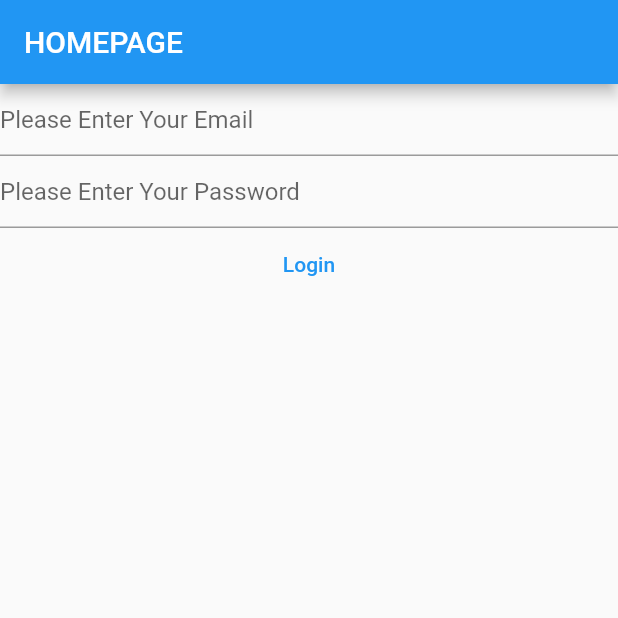
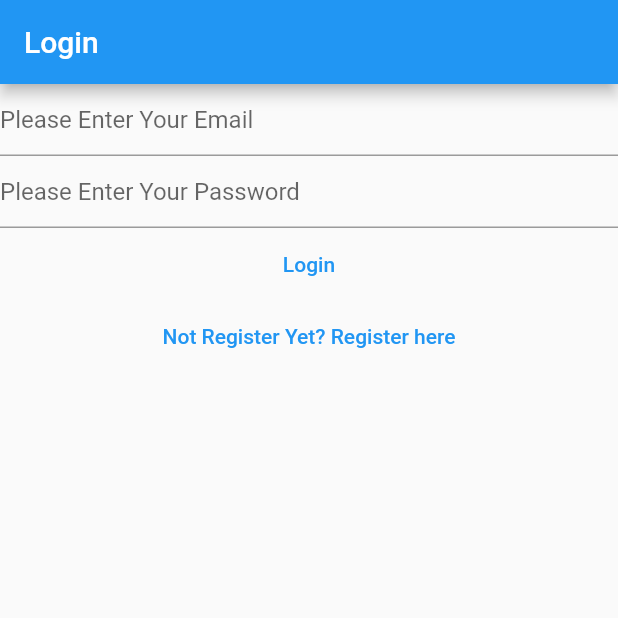
Before and after one commit to GlitchAyub/mynotes, a Flutter app: the screen it shows after launch, on a phone screen of 412 x 824 dp, the top half of it. Run offline on Flutter 3.47's test engine with Material 2 defaults, Android fonts, the phone set to English and light mode, and no system bars; our stand-ins replace firebase_auth, firebase_core; accounts and stored records are empty.

Commit message:
login and register views has beem added

```diff
--- a/lib/main.dart
+++ b/lib/main.dart
@@ -2,6 +2,8 @@ import 'package:firebase_auth/firebase_auth.dart';
 import 'package:firebase_core/firebase_core.dart';
 import 'package:flutter/material.dart';
 import 'package:mynotes/views/login_view.dart';
+import 'package:mynotes/views/register_view.dart';
+import 'package:mynotes/views/verifyEmail.dart';
 
 void main() {
   WidgetsFlutterBinding.ensureInitialized();
@@ -13,6 +15,10 @@ void main() {
         primarySwatch: Colors.blue,
       ),
       home: const HomePage(),
+      routes: {
+        '/login/': (context) => const LoginView(),
+        '/register/': (context) => const RegisterView(),
+      },
     ),
   );
 }
@@ -22,57 +28,28 @@ class HomePage extends StatelessWidget {
 
   @override
   Widget build(BuildContext context) {
-    return Scaffold(
-      appBar: AppBar(
-        title: const Text('HOMEPAGE'),
-      ),
-      body: FutureBuilder(
+    return FutureBuilder(
       future: Firebase.initializeApp(),
       builder: (context, snapshot) {
         switch (snapshot.connectionState) {
           case ConnectionState.done:
-
             final currentuser = FirebaseAuth.instance.currentUser;
             print(currentuser);
-
-              // if (currentuser?.emailVerified ?? false) {
-              //   return const Text("done");
-              // } else {
-              //   return const VerifyEmailView();
-              // }
+            if (currentuser != null) {
+              if (currentuser.emailVerified) {
+                print('Email verified');
+              } else {
+                return const VerifyEmailView();
+              }
+            } else {
               return const LoginView();
-
+            }
+            return const Text('done..!');
 
           default:
-              return const Text('Loading....!');
+            return const CircularProgressIndicator();
         }
       },
-      ),
     );
   }
 }
-
-class VerifyEmailView extends StatefulWidget {
-  const VerifyEmailView({super.key});
-
-  @override
-  State<VerifyEmailView> createState() => _VerifyEmailViewState();
-}
-
-class _VerifyEmailViewState extends State<VerifyEmailView> {
-  @override
-  Widget build(BuildContext context) {
-    return Column(
-      children: [
-        const Text('please verify an Email'),
-        TextButton(
-          onPressed: () async {
-            final currentuser = FirebaseAuth.instance.currentUser;
-            await currentuser?.sendEmailVerification();
-          },
-          child: const Text('Send Email Verification'),
-        )
-      ],
-    );
-  }
-}
--- a/lib/views/login_view.dart
+++ b/lib/views/login_view.dart
@@ -31,23 +31,25 @@ class _LoginViewState extends State<LoginView> {
 
   @override
   Widget build(BuildContext context) {
-              return Column(
+    return Scaffold(
+      appBar: AppBar(title: const Text('Login')),
+      body: Column(
         children: [
           TextField(
             controller: _email,
             keyboardType: TextInputType.emailAddress,
             enableSuggestions: false,
             autocorrect: false,
-                    decoration: const InputDecoration(
-                        hintText: "Please Enter Your Email"),
+            decoration:
+                const InputDecoration(hintText: "Please Enter Your Email"),
           ),
           TextField(
             controller: _password,
             obscureText: true,
             enableSuggestions: false,
             autocorrect: false,
-                    decoration: const InputDecoration(
-                        hintText: "Please Enter Your Password"),
+            decoration:
+                const InputDecoration(hintText: "Please Enter Your Password"),
           ),
           TextButton(
             onPressed: () async {
@@ -79,7 +81,14 @@ class _LoginViewState extends State<LoginView> {
             },
             child: const Text("Login"),
           ),
+          TextButton(
+              onPressed: () {
+                Navigator.of(context)
+                    .pushNamedAndRemoveUntil('/register/', (route) => false);
+              },
+              child: const Text("Not Register Yet? Register here"))
         ],
+      ),
     );
   }
 }
--- a/lib/views/register_view.dart
+++ b/lib/views/register_view.dart
@@ -1,3 +1,4 @@
+
 
 import 'package:firebase_auth/firebase_auth.dart';
 import 'package:flutter/material.dart';
@@ -31,23 +32,25 @@ class _RegisterViewState extends State<RegisterView> {
 
   @override
   Widget build(BuildContext context) {
-            return Column(
+    return Scaffold(
+      appBar: AppBar(title: const Text('Register')),
+      body: Column(
         children: [
           TextField(
             controller: _email,
             keyboardType: TextInputType.emailAddress,
             enableSuggestions: false,
             autocorrect: false,
-                    decoration: const InputDecoration(
-                        hintText: "Please Enter Your Email"),
+            decoration:
+                const InputDecoration(hintText: "Please Enter Your Email"),
           ),
           TextField(
             controller: _password,
             obscureText: true,
             enableSuggestions: false,
             autocorrect: false,
-                    decoration: const InputDecoration(
-                        hintText: "Please Enter Your Password"),
+            decoration:
+                const InputDecoration(hintText: "Please Enter Your Password"),
           ),
           TextButton(
             onPressed: () async {
@@ -71,7 +74,13 @@ class _RegisterViewState extends State<RegisterView> {
             },
             child: const Text("Register"),
           ),
+                  TextButton(
+            onPressed: () {
+              Navigator.of(context).pushNamedAndRemoveUntil('/login/', (route) => false);
+            },
+            child: const Text("Already Register? login here"))
         ],
+      ),
     );
   }
 }
```
Also changed, not shown: lib/views/verifyEmail.dart (added, +32 -0 lines). Lines whose indentation alone changed are shown as unchanged.
